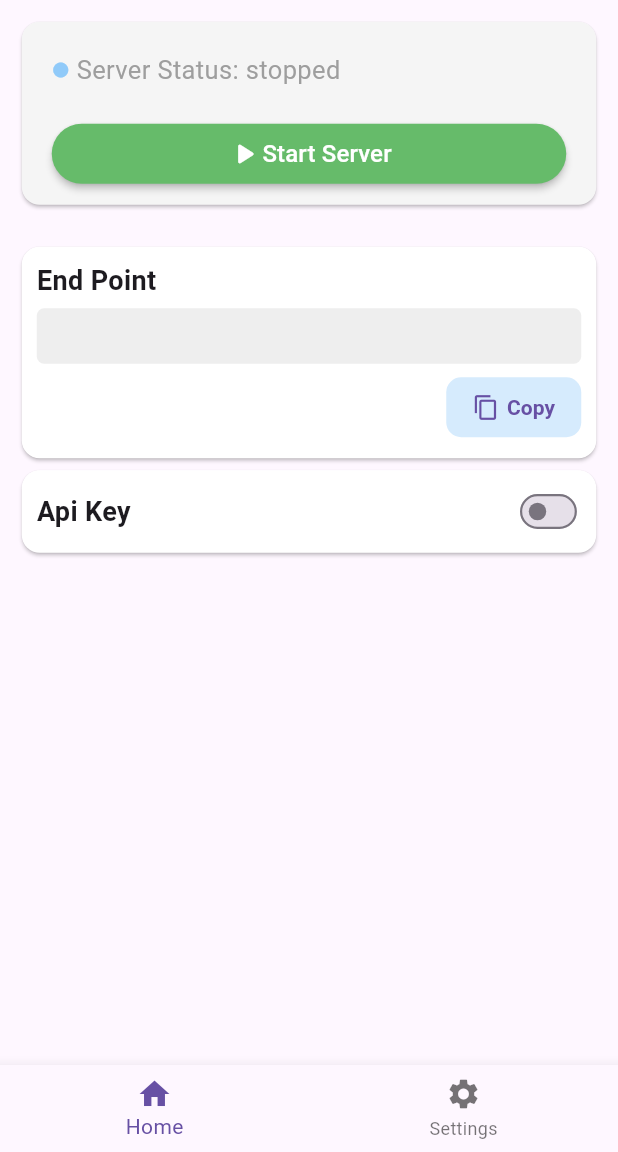
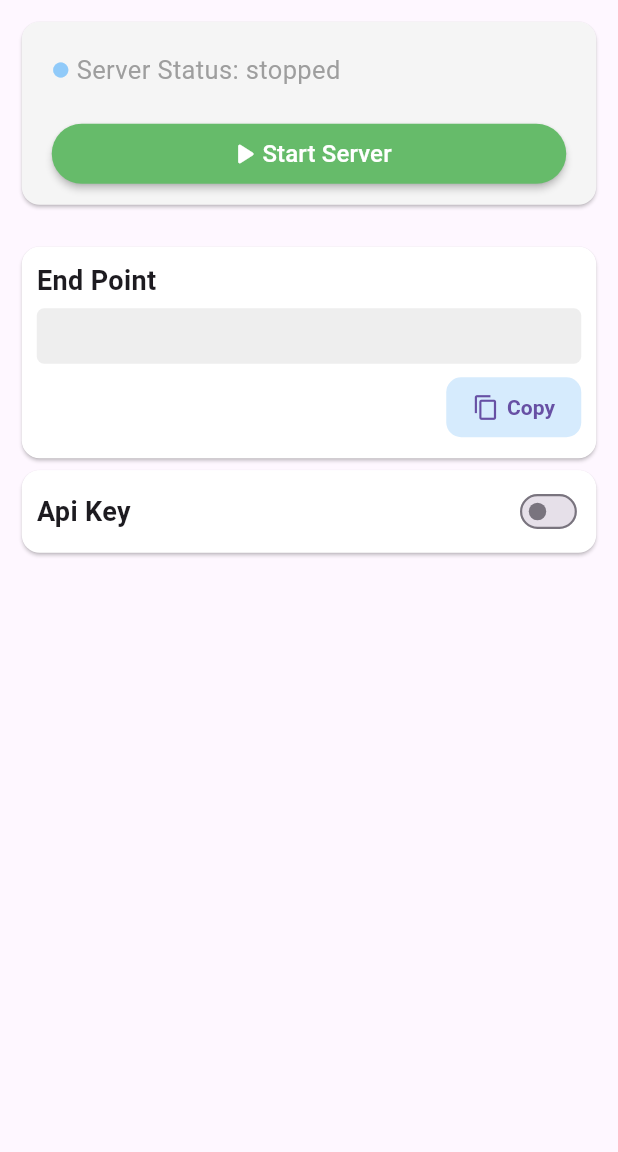
Before and after one commit to techCodeSB/tesms, a Flutter app: the screen it shows after launch, on a phone screen of 412 x 824 dp, the part 84-1236 px from its top. Run offline on Flutter 3.47's test engine with Material 3 defaults, Android fonts, the phone set to English and light mode, and no system bars; our stand-ins replace permission_handler, shared_preferences, shelf; missing offline and left inert: flutter_send_sms, shelf_router.

```diff
--- a/lib/home.dart
+++ b/lib/home.dart
@@ -409,7 +409,7 @@ class _HomeState extends State<Home> {
           ),
         ],
       ),
-      bottomNavigationBar: BottomNav(),
+      // bottomNavigationBar: BottomNav(),
     );
   }
 }
```
Also changed, not shown: 1 other file.
